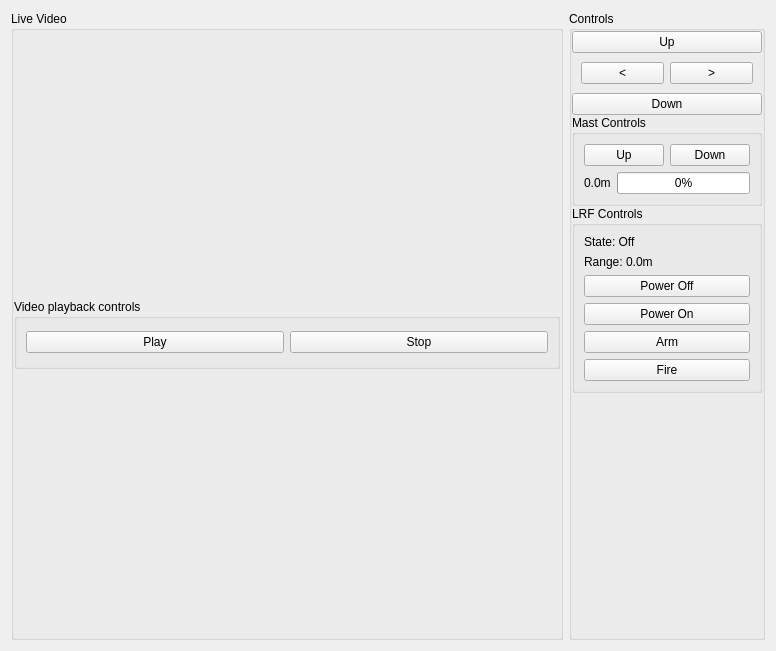
First picture: the form in src/templates/qt/eo_station_widget.ui, repository faisalthaheem/open-command-and-control, before the edit.
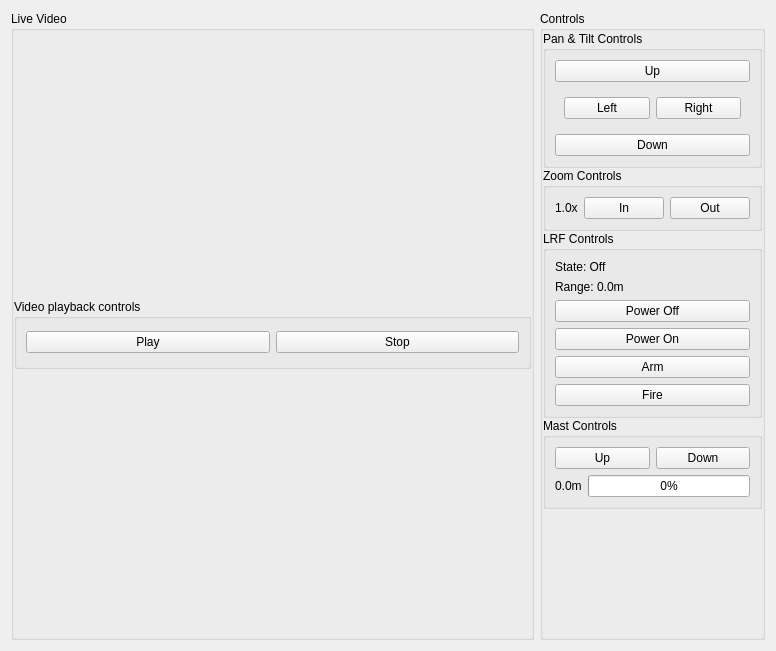
Second picture: the form after the edit.

Commit message: Made continuous camera zoom commands work

What changed in the file:
```diff
--- a/src/templates/qt/eo_station_widget.ui
+++ b/src/templates/qt/eo_station_widget.ui
@@ -108,7 +108,11 @@
        <number>0</number>
       </property>
       <item>
-       <layout class="QVBoxLayout" name="verticalLayout_3">
+       <widget class="QGroupBox" name="groupBox_5">
+        <property name="title">
+         <string>Pan &amp;&amp; Tilt Controls</string>
+        </property>
+        <layout class="QVBoxLayout" name="verticalLayout_6">
         <item>
          <widget class="QPushButton" name="btnUp">
           <property name="text">
@@ -128,14 +132,14 @@
            <item>
             <widget class="QPushButton" name="btnLeft">
              <property name="text">
-              <string>&lt;</string>
+               <string>Left</string>
              </property>
             </widget>
            </item>
            <item>
             <widget class="QPushButton" name="btnRight">
              <property name="text">
-              <string>&gt;</string>
+               <string>Right</string>
              </property>
             </widget>
            </item>
@@ -150,6 +154,88 @@
          </widget>
         </item>
        </layout>
+       </widget>
+      </item>
+      <item>
+       <widget class="QGroupBox" name="groupBox_4">
+        <property name="title">
+         <string>Zoom Controls</string>
+        </property>
+        <layout class="QHBoxLayout" name="horizontalLayout_6">
+         <item>
+          <widget class="QLabel" name="lbl_zoom_status">
+           <property name="text">
+            <string>1.0x</string>
+           </property>
+          </widget>
+         </item>
+         <item>
+          <widget class="QPushButton" name="cmd_zoom_in">
+           <property name="text">
+            <string>In</string>
+           </property>
+          </widget>
+         </item>
+         <item>
+          <widget class="QPushButton" name="cmd_zoom_out">
+           <property name="text">
+            <string>Out</string>
+           </property>
+          </widget>
+         </item>
+        </layout>
+       </widget>
+      </item>
+      <item>
+       <widget class="QGroupBox" name="groupBox_2">
+        <property name="title">
+         <string>LRF Controls</string>
+        </property>
+        <layout class="QVBoxLayout" name="verticalLayout_5">
+         <item>
+          <widget class="QLabel" name="lbl_lrf_status">
+           <property name="text">
+            <string>State: Off</string>
+           </property>
+          </widget>
+         </item>
+         <item>
+          <widget class="QLabel" name="lbl_lrf_range">
+           <property name="text">
+            <string>Range: 0.0m</string>
+           </property>
+          </widget>
+         </item>
+         <item>
+          <widget class="QPushButton" name="cmd_lrf_off">
+           <property name="text">
+            <string>Power Off</string>
+           </property>
+          </widget>
+         </item>
+         <item>
+          <widget class="QPushButton" name="cmd_lrf_on">
+           <property name="text">
+            <string>Power On</string>
+           </property>
+          </widget>
+         </item>
+         <item>
+          <widget class="QPushButton" name="cmd_lrf_arm">
+           <property name="text">
+            <string>Arm</string>
+           </property>
+          </widget>
+         </item>
+         <item>
+          <widget class="QPushButton" name="cmd_lrf_fire">
+           <property name="text">
+            <string>Fire</string>
+           </property>
+          </widget>
+         </item>
+        </layout>
+       </widget>
       </item>
       <item>
        <widget class="QGroupBox" name="groupBox">
@@ -205,57 +291,6 @@
         </layout>
        </widget>
       </item>
-      <item>
-       <widget class="QGroupBox" name="groupBox_2">
-        <property name="title">
-         <string>LRF Controls</string>
-        </property>
-        <layout class="QVBoxLayout" name="verticalLayout_5">
-         <item>
-          <widget class="QLabel" name="lbl_lrf_status">
-           <property name="text">
-            <string>State: Off</string>
-           </property>
-          </widget>
-         </item>
-         <item>
-          <widget class="QLabel" name="lbl_lrf_range">
-           <property name="text">
-            <string>Range: 0.0m</string>
-           </property>
-          </widget>
-         </item>
-         <item>
-          <widget class="QPushButton" name="cmd_lrf_off">
-           <property name="text">
-            <string>Power Off</string>
-           </property>
-          </widget>
-         </item>
-         <item>
-          <widget class="QPushButton" name="cmd_lrf_on">
-           <property name="text">
-            <string>Power On</string>
-           </property>
-          </widget>
-         </item>
-         <item>
-          <widget class="QPushButton" name="cmd_lrf_arm">
-           <property name="text">
-            <string>Arm</string>
-           </property>
-          </widget>
-         </item>
-         <item>
-          <widget class="QPushButton" name="cmd_lrf_fire">
-           <property name="text">
-            <string>Fire</string>
-           </property>
-          </widget>
-         </item>
-        </layout>
-       </widget>
-      </item>
       <item>
        <spacer name="verticalSpacer">
         <property name="orientation">
```
Lines whose indentation alone changed are shown as unchanged. The commit also changes 2 other files.
